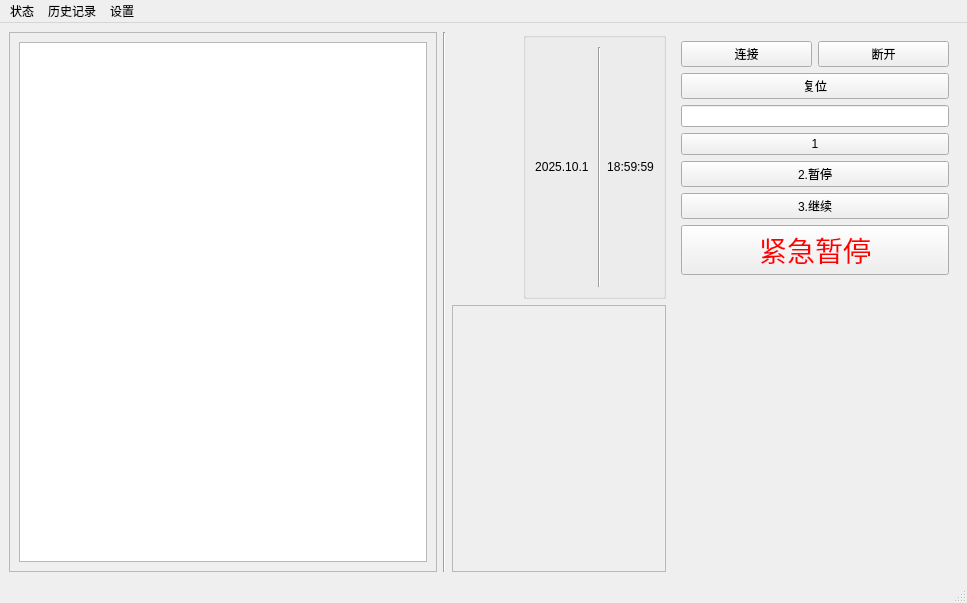
This is mainwindow.ui in LightningFlashEvE/high-throughput-perovskite-medication-system as Qt 5 draws it before an edit. The edited form follows.
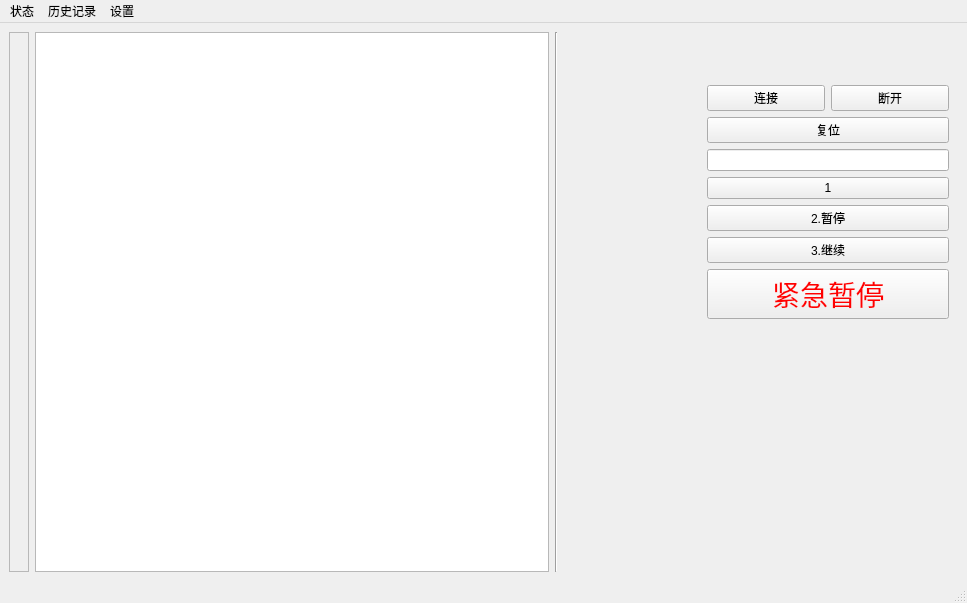
This is the edited form. Icons and pictures are not drawn.

Commit message: 260326: 更新ui

Patch:
```diff
--- a/mainwindow.ui
+++ b/mainwindow.ui
@@ -20,26 +20,25 @@
   <widget class="QWidget" name="centralwidget">
    <layout class="QGridLayout" name="gridLayout">
     <item row="0" column="0">
-     <layout class="QHBoxLayout" name="horizontalLayout_4" stretch="1,0">
+     <widget class="QFrame" name="frame_1">
+      <property name="styleSheet">
+       <string notr="true"/>
+      </property>
+      <property name="frameShape">
+       <enum>QFrame::Shape::StyledPanel</enum>
+      </property>
+      <property name="frameShadow">
+       <enum>QFrame::Shadow::Raised</enum>
+      </property>
+      <layout class="QGridLayout" name="gridLayout_5"/>
+     </widget>
+    </item>
+    <item row="0" column="1">
+     <layout class="QHBoxLayout" name="horizontalLayout_2" stretch="4,1">
       <item>
-       <layout class="QHBoxLayout" name="horizontalLayout" stretch="2,0,1">
+       <layout class="QHBoxLayout" name="horizontalLayout" stretch="4,0,1">
         <item>
-         <widget class="QFrame" name="frame_1">
-          <property name="styleSheet">
-           <string notr="true"/>
-          </property>
-          <property name="frameShape">
-           <enum>QFrame::Shape::StyledPanel</enum>
-          </property>
-          <property name="frameShadow">
-           <enum>QFrame::Shadow::Raised</enum>
-          </property>
-          <layout class="QGridLayout" name="gridLayout_5">
-           <item row="0" column="0">
-            <widget class="QGraphicsView" name="graphicsView"/>
-           </item>
-          </layout>
-         </widget>
+         <widget class="QGraphicsView" name="graphicsView"/>
         </item>
         <item>
          <widget class="Line" name="line_3">
@@ -49,94 +48,7 @@
          </widget>
         </item>
         <item>
-         <layout class="QVBoxLayout" name="verticalLayout" stretch="0,0">
-          <item>
-           <layout class="QHBoxLayout" name="horizontalLayout_3" stretch="2,0,0,0">
-            <item>
-             <spacer name="horizontalSpacer">
-              <property name="orientation">
-               <enum>Qt::Orientation::Horizontal</enum>
-              </property>
-              <property name="sizeHint" stdset="0">
-               <size>
-                <width>40</width>
-                <height>20</height>
-               </size>
-              </property>
-             </spacer>
-            </item>
-            <item>
-             <widget class="QLabel" name="labelLogo">
-              <property name="text">
-               <string/>
-              </property>
-              <property name="alignment">
-               <set>Qt::AlignmentFlag::AlignCenter</set>
-              </property>
-             </widget>
-            </item>
-            <item>
-             <spacer name="horizontalSpacer_2">
-              <property name="orientation">
-               <enum>Qt::Orientation::Horizontal</enum>
-              </property>
-              <property name="sizeHint" stdset="0">
-               <size>
-                <width>40</width>
-                <height>20</height>
-               </size>
-              </property>
-             </spacer>
-            </item>
-            <item>
-             <widget class="QGroupBox" name="groupBox">
-              <property name="title">
-               <string/>
-              </property>
-              <layout class="QHBoxLayout" name="horizontalLayout_2">
-               <item>
-                <widget class="QLabel" name="labelDate">
-                 <property name="text">
-                  <string>2025.10.1 </string>
-                 </property>
-                 <property name="alignment">
-                  <set>Qt::AlignmentFlag::AlignCenter</set>
-                 </property>
-                </widget>
-               </item>
-               <item>
-                <widget class="Line" name="line">
-                 <property name="orientation">
-                  <enum>Qt::Orientation::Vertical</enum>
-                 </property>
-                </widget>
-               </item>
-               <item>
-                <widget class="QLabel" name="labelTime">
-                 <property name="text">
-                  <string>18:59:59</string>
-                 </property>
-                 <property name="alignment">
-                  <set>Qt::AlignmentFlag::AlignCenter</set>
-                 </property>
-                </widget>
-               </item>
-              </layout>
-             </widget>
-            </item>
-           </layout>
-          </item>
-          <item>
-           <widget class="QFrame" name="frame_2">
-            <property name="frameShape">
-             <enum>QFrame::Shape::StyledPanel</enum>
-            </property>
-            <property name="frameShadow">
-             <enum>QFrame::Shadow::Raised</enum>
-            </property>
-           </widget>
-          </item>
-         </layout>
+         <widget class="QWidget" name="widget_m" native="true"/>
         </item>
        </layout>
       </item>
@@ -147,66 +59,24 @@
         </property>
         <widget class="QWidget" name="mainPage">
          <layout class="QGridLayout" name="gridLayout_2">
-          <item row="0" column="0">
-           <layout class="QHBoxLayout" name="horizontalLayout_5">
-            <item>
-             <widget class="QPushButton" name="pushButton">
-              <property name="text">
-               <string>连接</string>
-              </property>
-             </widget>
-            </item>
-            <item>
-             <widget class="QPushButton" name="pushButton_2">
-              <property name="text">
-               <string>断开</string>
-              </property>
-             </widget>
-            </item>
-           </layout>
-          </item>
-          <item row="1" column="0">
-           <layout class="QHBoxLayout" name="horizontalLayout_6">
-            <item>
-             <widget class="QPushButton" name="pushButton_4">
-              <property name="text">
-               <string>复位</string>
-              </property>
-             </widget>
-            </item>
-           </layout>
-          </item>
-          <item row="7" column="0">
-           <spacer name="verticalSpacer">
-            <property name="orientation">
-             <enum>Qt::Orientation::Vertical</enum>
-            </property>
-            <property name="sizeHint" stdset="0">
-             <size>
-              <width>20</width>
-              <height>40</height>
-             </size>
-            </property>
-           </spacer>
-          </item>
-          <item row="4" column="0">
-           <widget class="QPushButton" name="pushButton_8">
-            <property name="text">
-             <string>2.暂停</string>
-            </property>
-           </widget>
-          </item>
-          <item row="2" column="0">
-           <widget class="QLineEdit" name="lineEdit"/>
-          </item>
           <item row="3" column="0">
+           <widget class="QLineEdit" name="lineEdit"/>
+          </item>
+          <item row="6" column="0">
+           <widget class="QPushButton" name="pushButton_3">
+            <property name="text">
+             <string>3.继续</string>
+            </property>
+           </widget>
+          </item>
+          <item row="4" column="0">
            <widget class="QPushButton" name="pushButton_7">
             <property name="text">
              <string>1</string>
             </property>
            </widget>
           </item>
-          <item row="6" column="0">
+          <item row="7" column="0">
            <widget class="QPushButton" name="pushButton_Stop">
             <property name="sizePolicy">
              <sizepolicy hsizetype="Minimum" vsizetype="Minimum">
@@ -233,10 +103,68 @@
             </property>
            </widget>
           </item>
+          <item row="1" column="0">
+           <layout class="QHBoxLayout" name="horizontalLayout_5">
+            <item>
+             <widget class="QPushButton" name="pushButton">
+              <property name="text">
+               <string>连接</string>
+              </property>
+             </widget>
+            </item>
+            <item>
+             <widget class="QPushButton" name="pushButton_2">
+              <property name="text">
+               <string>断开</string>
+              </property>
+             </widget>
+            </item>
+           </layout>
+          </item>
+          <item row="8" column="0">
+           <spacer name="verticalSpacer">
+            <property name="orientation">
+             <enum>Qt::Orientation::Vertical</enum>
+            </property>
+            <property name="sizeHint" stdset="0">
+             <size>
+              <width>20</width>
+              <height>40</height>
+             </size>
+            </property>
+           </spacer>
+          </item>
+          <item row="2" column="0">
+           <layout class="QHBoxLayout" name="horizontalLayout_6">
+            <item>
+             <widget class="QPushButton" name="pushButton_4">
+              <property name="text">
+               <string>复位</string>
+              </property>
+             </widget>
+            </item>
+           </layout>
+          </item>
           <item row="5" column="0">
-           <widget class="QPushButton" name="pushButton_3">
+           <widget class="QPushButton" name="pushButton_8">
             <property name="text">
-             <string>3.继续</string>
+             <string>2.暂停</string>
+            </property>
+           </widget>
+          </item>
+          <item row="0" column="0">
+           <widget class="QLabel" name="labelLogo">
+            <property name="minimumSize">
+             <size>
+              <width>38</width>
+              <height>38</height>
+             </size>
+            </property>
+            <property name="text">
+             <string/>
+            </property>
+            <property name="alignment">
+             <set>Qt::AlignmentFlag::AlignCenter</set>
             </property>
            </widget>
           </item>
```
The commit also changes 2 other files.
